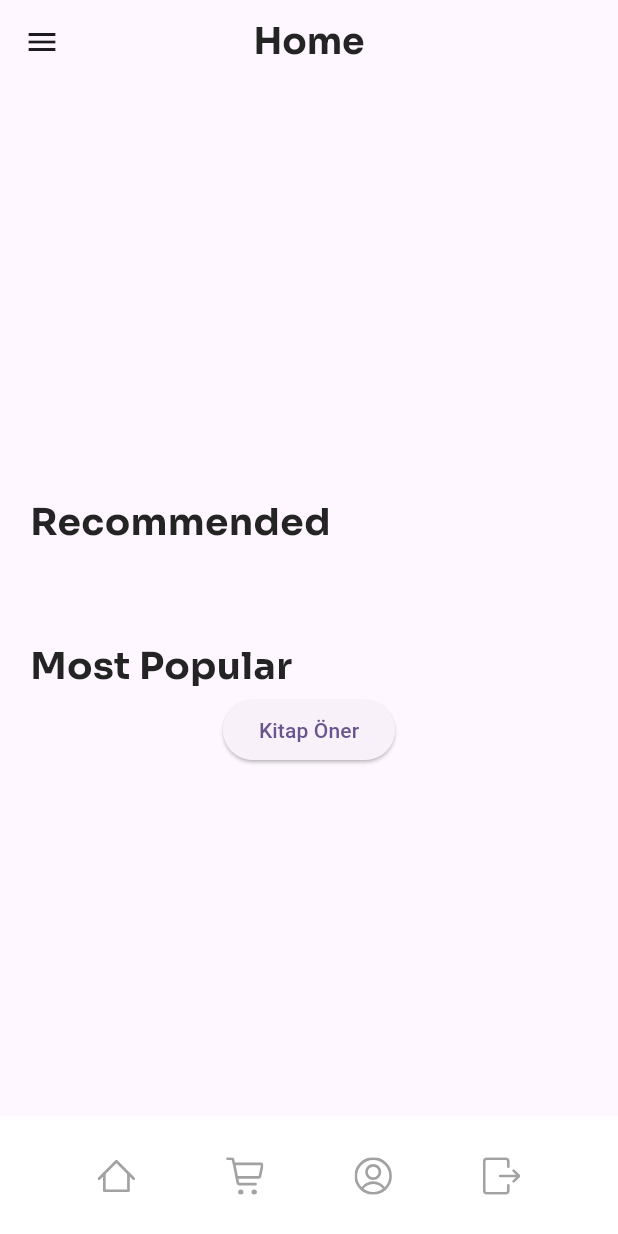
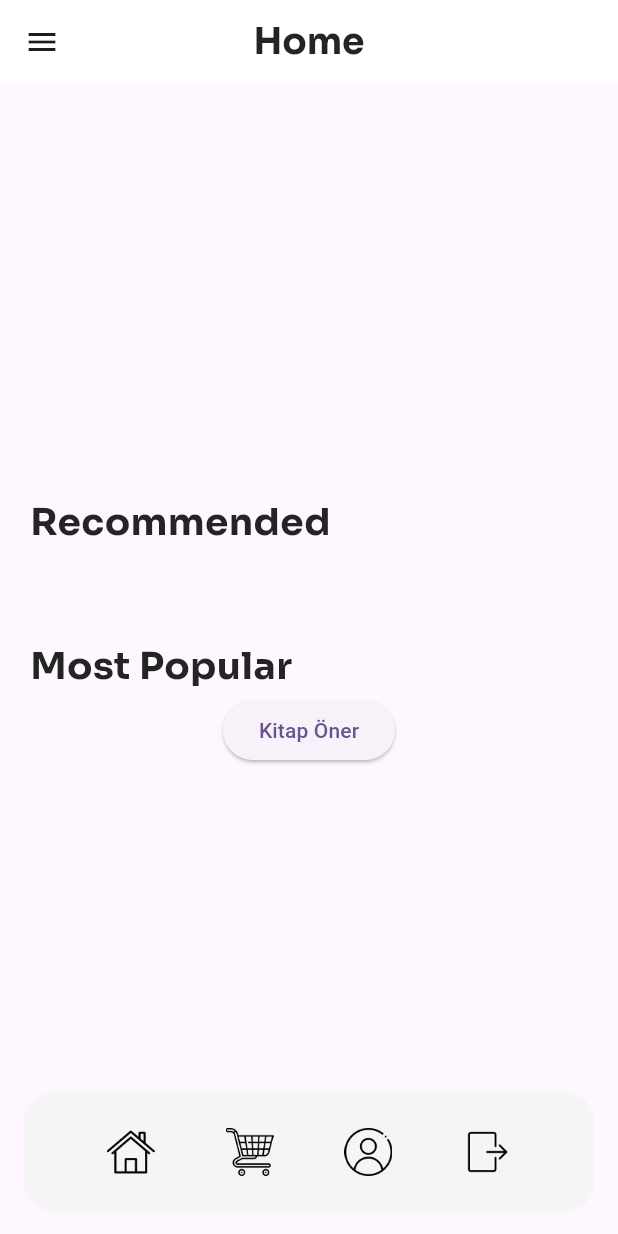
Before and after one commit to bavertalantimur/book_donate-flutter, a Flutter app: the HomeScreen screen opened by its route, on a phone screen of 412 x 824 dp. Run offline on Flutter 3.47's test engine with Material 3 defaults, Android fonts, the phone set to English and light mode, and no system bars; drawn by our look-alikes of carousel_slider; our stand-ins replace bloc, cloud_firestore, dash_chat_2, equatable, firebase_auth, firebase_core and 4 more; missing offline and left inert: flutter_stripe, pay; accounts and stored records are empty.

Commit message:
style fixed

```diff
--- a/lib/screens/home/home_screen.dart
+++ b/lib/screens/home/home_screen.dart
@@ -25,7 +25,9 @@ class HomeScreen extends StatelessWidget {
   @override
   Widget build(BuildContext context) {
     return Scaffold(
-      appBar: CustomAppBar(title: 'Home'),
+      appBar: CustomAppBar(
+        title: 'Home',
+      ),
       drawer: MyDrawer(),
       bottomNavigationBar: CustomNavBar(),
       body: SingleChildScrollView(
--- a/lib/widgets/custom_appbar.dart
+++ b/lib/widgets/custom_appbar.dart
@@ -14,7 +14,7 @@ class CustomAppBar extends StatelessWidget implements PreferredSizeWidget {
   @override
   Widget build(BuildContext context) {
     return AppBar(
-      backgroundColor: Colors.transparent,
+      backgroundColor: Colors.white,
       elevation: 0,
       centerTitle: true, // Başlığı ortalamak için
       title: Text(
--- a/lib/widgets/custom_navbar.dart
+++ b/lib/widgets/custom_navbar.dart
@@ -1,7 +1,5 @@
 import 'package:firebase_auth/firebase_auth.dart';
-
 import 'package:flutter/material.dart';
-import 'package:flutter_svg/flutter_svg.dart';
 
 class CustomNavBar extends StatelessWidget {
   const CustomNavBar({
@@ -10,8 +8,13 @@ class CustomNavBar extends StatelessWidget {
 
   @override
   Widget build(BuildContext context) {
-    return BottomAppBar(
-      color: Color(0xFFFFFFFF),
+    return Padding(
+      padding: const EdgeInsets.only(left: 16.0, right: 16.0, bottom: 16.0),
+      child: ClipRRect(
+        borderRadius: BorderRadius.all(Radius.circular(20.0)),
+        child: BottomAppBar(
+          color: Color(0xFFF5F5F5),
+          child: SizedBox(
             height: 80,
             child: Row(
               mainAxisAlignment: MainAxisAlignment.spaceEvenly,
@@ -20,30 +23,30 @@ class CustomNavBar extends StatelessWidget {
                   onPressed: () {
                     Navigator.pushNamed(context, '/homeScreen');
                   },
-            icon: SvgPicture.asset(
-              'images/home-4.svg', // SVG dosyanızın yolunu belirtin
-              width: 25,
-              height: 25,
+                  icon: Image.asset(
+                    'images/house.png',
+                    width: 32,
+                    height: 32,
                   ),
                 ),
                 IconButton(
                   onPressed: () {
                     Navigator.pushNamed(context, '/cart');
                   },
-            icon: SvgPicture.asset(
-              'images/shopping-cart.svg', // SVG dosyanızın yolunu belirtin
-              width: 25,
-              height: 25,
+                  icon: Image.asset(
+                    'images/shopping-cart.png',
+                    width: 32,
+                    height: 32,
                   ),
                 ),
                 IconButton(
                   onPressed: () {
                     Navigator.pushNamed(context, '/profilPage');
                   },
-            icon: SvgPicture.asset(
-              'images/user-single.svg', // SVG dosyanızın yolunu belirtin
-              width: 25,
-              height: 25,
+                  icon: Image.asset(
+                    'images/user.png',
+                    width: 32,
+                    height: 32,
                   ),
                 ),
                 IconButton(
@@ -53,7 +56,8 @@ class CustomNavBar extends StatelessWidget {
                       builder: (BuildContext context) {
                         return AlertDialog(
                           title: Text("Çıkış Yap"),
-                    content: Text("Çıkış yapmak istediğinizden emin misiniz?"),
+                          content:
+                              Text("Çıkış yapmak istediğinizden emin misiniz?"),
                           actions: [
                             TextButton(
                               onPressed: () {
@@ -73,63 +77,17 @@ class CustomNavBar extends StatelessWidget {
                       },
                     );
                   },
-            icon: SvgPicture.asset(
-              'images/logout-rectangle-right.svg', // SVG dosyanızın yolunu belirtin
-              width: 25,
-              height: 25,
+                  icon: Image.asset(
+                    'images/log-out.png',
+                    width: 32,
+                    height: 32,
                   ),
                 ),
               ],
             ),
-    );
-  }
-}
-
-
-
-/* import 'package:firebase_auth/firebase_auth.dart';
-
-import 'package:flutter/material.dart';
-import 'package:flutter_bloc/flutter_bloc.dart';
-import 'package:flutter_test_application/service/auth_service.dart';
-
-class CustomNavBar extends StatelessWidget {
-  const CustomNavBar({
-    super.key,
-  });
-
-  @override
-  Widget build(BuildContext context) {
-    return BottomAppBar(
-      color: Colors.black,
-      height: 70,
-      child: Row(
-        mainAxisAlignment: MainAxisAlignment.spaceEvenly,
-        children: [
-          IconButton(
-              onPressed: () {
-                Navigator.pushNamed(context, '/homeScreen');
-              },
-              icon: Icon(Icons.home, color: Colors.white)),
-          IconButton(
-              onPressed: () {
-                Navigator.pushNamed(context, '/cart');
-              },
-              icon: Icon(Icons.shopping_cart, color: Colors.white)),
-          IconButton(
-              onPressed: () {
-                Navigator.pushNamed(context, '/profilPage');
-              },
-              icon: Icon(Icons.person, color: Colors.white)),
-          IconButton(
-              onPressed: () async {
-                await FirebaseAuth.instance.signOut();
-                Navigator.pushNamed(context, '/profilPage');
-              },
-              icon: Icon(Icons.exit_to_app, color: Colors.white)),
-        ],
+          ),
+        ),
       ),
     );
   }
 }
-*/
--- a/lib/widgets/hero_carousel_card.dart
+++ b/lib/widgets/hero_carousel_card.dart
@@ -53,7 +53,6 @@ class HeroCarouselCard extends StatelessWidget {
                   child: Text(
                     product == null ? category!.name : '',
                     style: GoogleFonts.sora(
-                      // Sora yazı tipi Google Fonts ile belirlendi
                       textStyle: TextStyle(
                         color: Colors.white,
                         fontSize: 30, // Yazı boyutu 20
```
Also changed, not shown: images/house.png (added), images/log-out.png (added), images/shopping-cart.png (added), images/user.png (added). Lines whose indentation alone changed are shown as unchanged.
